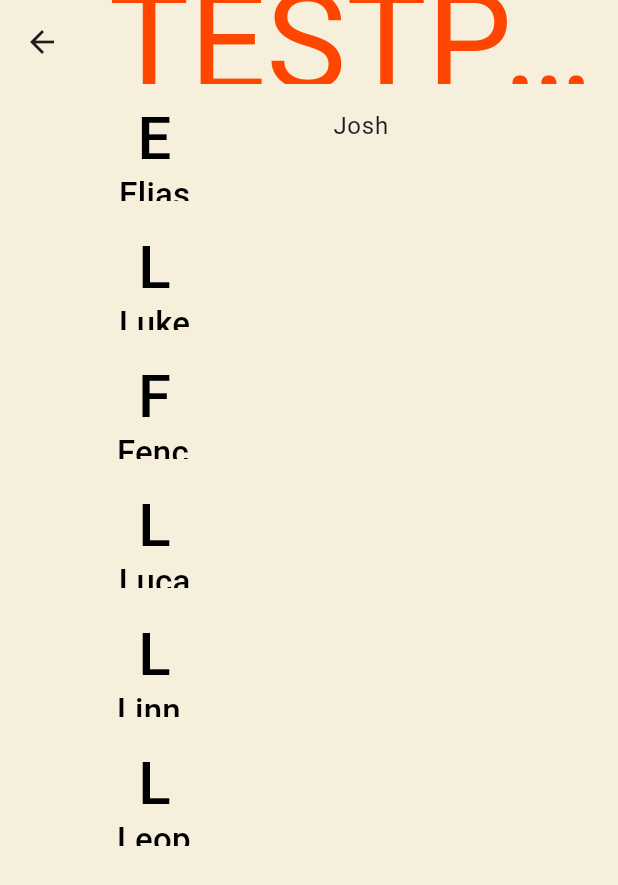
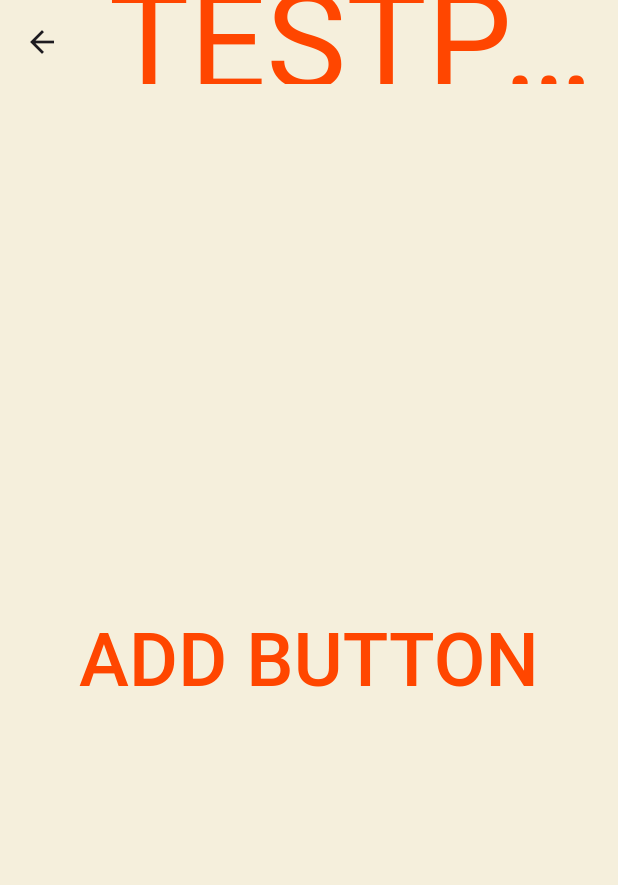
Before and after one commit to elias-yth/versus, a Flutter app: the TestPage screen opened by its route, on a phone screen of 412 x 824 dp. Shown: the top 885 px of the screen. Run offline on Flutter 3.47's test engine with Material 3 defaults, Android fonts, the light colour scheme and no system bars; our stand-ins replace cloud_firestore, firebase_core, google_fonts; accounts and stored records are empty; Roboto replaces fonts that are missing (Jomhuria).

```diff
--- a/lib/pages/test_page.dart
+++ b/lib/pages/test_page.dart
@@ -1,7 +1,9 @@
 import 'package:flutter/material.dart';
 import 'package:versus/styles/colors.dart';
 import 'package:versus/styles/typography.dart';
+import 'package:versus/widgets/big_button_widget.dart';
 import 'package:versus/widgets/player_icon_widget.dart';
+import 'package:versus/services/firestore.dart';
 
 class TestPage extends StatefulWidget {
   const TestPage({super.key});
@@ -11,34 +13,43 @@ class TestPage extends StatefulWidget {
 }
 
 class _TestPageState extends State<TestPage> {
-  void addPlayer(String player) {
-    if (matchup.length < 4) {
-      setState(() {
-        matchup.add(player);
-        playerPool.remove(player);
-      });
-    } else {
-      print('team already full');
-    }
+  final FirestoreService firestoreService = FirestoreService();
+  final TextEditingController textEditingController = TextEditingController();
+
+  void addPlayerDialog() {
+    showDialog(
+      context: context,
+      builder:
+          (context) => AlertDialog(
+            content: TextField(
+              controller: textEditingController,
+              style: TextStyle(fontFamily: 'Roboto'),
+            ),
+            actions: [
+              BigButton(
+                onPressed: () {
+                  firestoreService.addPlayer(textEditingController.text);
+                  textEditingController.clear();
+                  Navigator.pop(context);
+                  // setState(() {
+                  //   playerPool.add(textEditingController.text);
+                  // });
+
+                  // checks for empty user input
+                  // textEditingController.text.trim().isEmpty
+                  //     ? print('empty string')
+                  //     : () {
+                  //       firestoreService.addPlayer(textEditingController.text);
+                  //       textEditingController.clear();
+                  //       Navigator.pop(context);
+                  //     };
+                },
+                child: H3('add player'),
+              ),
+            ],
+          ),
+    );
   }
-
-  void removePlayer(String player) {
-    setState(() {
-      matchup.add(player);
-      playerPool.remove(player);
-    });
-  }
-
-  List<String> matchup = ['Josh'];
-
-  List<String> playerPool = [
-    'Elias',
-    'Luke',
-    'Fenchel',
-    'Luca',
-    'Linne',
-    'Leopold',
-  ];
 
   @override
   Widget build(BuildContext context) {
@@ -48,28 +59,8 @@ class _TestPageState extends State<TestPage> {
         title: H2('TESTPAGE'),
       ),
       backgroundColor: AppColors.background,
-      body: Row(
-        children: [
-          Expanded(
-            child: ListView.builder(
-              itemCount: playerPool.length,
-              itemBuilder: (context, index) {
-                return PlayerIcon(
-                  display: playerPool[index],
-                  onPressed: () => addPlayer(playerPool[index]),
-                );
-              },
-            ),
-          ),
-          Expanded(
-            child: ListView.builder(
-              itemCount: matchup.length,
-              itemBuilder: (context, index) {
-                return ListTile(title: Text(matchup[index]));
-              },
-            ),
-          ),
-        ],
+      body: Center(
+        child: TextButton(onPressed: addPlayerDialog, child: H3('ADD BUTTON')),
       ),
     );
   }
```
Also changed, not shown: lib/pages/matchup_page.dart (+26 -33 lines), lib/services/firestore.dart (+30 -9 lines), lib/widgets/dialogs/dialogs.dart (added, +31 -0 lines).
